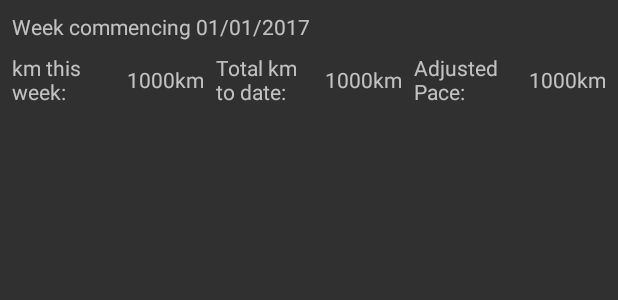
After one commit to samtaylor/StravaApp, an Android app: the layout list_item_pace.xml on its own in the app's theme, with its tools: preview values and no code run, on a phone screen of 412 x 824 dp. The commit adds this screen. Shown: the top 300 px of the screen. Run offline under Robolectric (Android 15) with nearby library versions, the phone set to English and light mode, and no system bars.

Commit message:
added the weekly breakdown of adjusted pace

```diff
--- a/app/src/main/java/samtaylor/stravaapp/data/Persistence.kt
+++ b/app/src/main/java/samtaylor/stravaapp/data/Persistence.kt
@@ -12,7 +12,7 @@ class Persistence(private val context: Context) {
     fun getString(key: String, default: String? = null) : String? = sharedPreferences.getString(key, default)
     fun putString(key: String, value: String) = sharedPreferences.edit().putString(key, value).apply()
 
-    fun getInt(key: String, default: Int = 0) : Int = sharedPreferences.getInt(key, default)
+    fun getInt(key: String, default: Int = -1) : Int = sharedPreferences.getInt(key, default)
     fun putInt(key: String, value: Int) = sharedPreferences.edit().putInt(key, value).apply()
 
     fun remove(key: String) = sharedPreferences.edit().remove(key).apply()
--- a/app/src/main/java/samtaylor/stravaapp/ui/AuthActivity.kt
+++ b/app/src/main/java/samtaylor/stravaapp/ui/AuthActivity.kt
@@ -69,7 +69,7 @@ class AuthActivity : AppCompatActivity() {
             }
         }
 
-        webView.loadUrl("https://www.strava.com/oauth/authorize?client_id=21008&response_type=code&redirect_uri=http://127.0.0.1&approval_prompt=force")
+        webView.loadUrl("https://www.strava.com/oauth/authorize?client_id=21008&response_type=code&redirect_uri=http://127.0.0.1&scope=view_private")
     }
 
     override fun onDestroy() {
--- a/app/src/main/java/samtaylor/stravaapp/ui/SetTargetActivity.kt
+++ b/app/src/main/java/samtaylor/stravaapp/ui/SetTargetActivity.kt
@@ -61,7 +61,7 @@ class SetTargetActivity : AppCompatActivity() {
 //
 //            ActivityCatalogue().fetch(accessToken) {
 //
-//                it.filterByType("Ride").filterByYear("2015").groupByWeek().toSortedMap(Comparator { first, second ->
+//                it.ridesOnly("Ride").currentYearOnly("2015").groupByWeek().toSortedMap(Comparator { first, second ->
 //
 //                    first.compareTo(second)
 //                }).forEach {
--- /dev/null
+++ b/app/src/main/res/layout/list_item_pace.xml
@@ -0,0 +1,92 @@
+<?xml version="1.0" encoding="utf-8"?>
+<LinearLayout
+    xmlns:android="http://schemas.android.com/apk/res/android"
+    xmlns:tools="http://schemas.android.com/tools"
+    android:layout_width="match_parent"
+    android:layout_height="wrap_content"
+    android:orientation="vertical"
+    android:padding="8dp">
+
+    <TextView
+        android:id="@+id/date"
+        android:layout_width="match_parent"
+        android:layout_height="wrap_content"
+        tools:text="Week commencing 01/01/2017"/>
+
+    <LinearLayout
+        android:layout_width="match_parent"
+        android:layout_height="wrap_content"
+        android:orientation="horizontal"
+        android:paddingTop="8dp"
+        android:weightSum="3">
+
+        <LinearLayout
+            android:layout_width="0dp"
+            android:layout_height="wrap_content"
+            android:layout_weight="1"
+            android:orientation="horizontal"
+            android:paddingEnd="4dp">
+
+            <TextView
+                android:gravity="start"
+                android:layout_width="wrap_content"
+                android:layout_height="wrap_content"
+                android:text="@string/km_this_week"/>
+
+            <TextView
+                android:id="@+id/distance"
+                android:gravity="end|center_vertical"
+                android:layout_width="match_parent"
+                android:layout_height="match_parent"
+                tools:text="1000km"/>
+
+        </LinearLayout>
+
+        <LinearLayout
+            android:layout_width="0dp"
+            android:layout_height="wrap_content"
+            android:layout_weight="1"
+            android:orientation="horizontal"
+            android:paddingStart="4dp"
+            android:paddingEnd="4dp">
+
+            <TextView
+                android:gravity="start"
+                android:layout_width="wrap_content"
+                android:layout_height="wrap_content"
+                android:text="@string/total_km_to_date"/>
+
+            <TextView
+                android:id="@+id/totalDistanceToDate"
+                android:gravity="end|center_vertical"
+                android:layout_width="match_parent"
+                android:layout_height="match_parent"
+                tools:text="1000km"/>
+
+        </LinearLayout>
+
+        <LinearLayout
+            android:layout_width="0dp"
+            android:layout_height="wrap_content"
+            android:layout_weight="1"
+            android:paddingStart="4dp"
+            android:orientation="horizontal">
+
+            <TextView
+                android:gravity="start"
+                android:layout_width="wrap_content"
+                android:layout_height="wrap_content"
+                android:text="@string/adjusted_pace"/>
+
+            <TextView
+                android:id="@+id/adjustedPace"
+                android:gravity="end|center_vertical"
+                android:layout_width="match_parent"
+                android:layout_height="match_parent"
+                tools:text="1000km"/>
+
+        </LinearLayout>
+
+    </LinearLayout>
+
+</LinearLayout>
--- a/app/src/main/res/values/strings.xml
+++ b/app/src/main/res/values/strings.xml
@@ -12,4 +12,12 @@
     <string name="title_set_target">Set a Target</string>
     <string name="title_authenticate">Connect to Strava</string>
     <string name="title_main">My Adjusted Pace</string>
+
+    <string name="week_format">Week commencing %1$s</string>
+    <string name="km_this_week">km this\nweek:</string>
+    <string name="total_km_to_date">Total km\nto date:</string>
+    <string name="adjusted_pace">Adjusted\nPace:</string>
+
+    <string name="km_format">%1$.1fkm</string>
+    <string name="pace_per_week_format">%1$.1fkm/week</string>
 </resources>
```
Also changed, not shown: app/src/main/java/samtaylor/stravaapp/data/ActivityCatalogue.kt (+43 -7 lines), app/src/main/java/samtaylor/stravaapp/ui/MainActivity.kt (+93 -3 lines), app/src/main/java/samtaylor/stravaapp/ui/SignInActivity.kt (+12 -1 lines), app/src/main/res/layout/activity_main.xml (+14 -1 lines).
